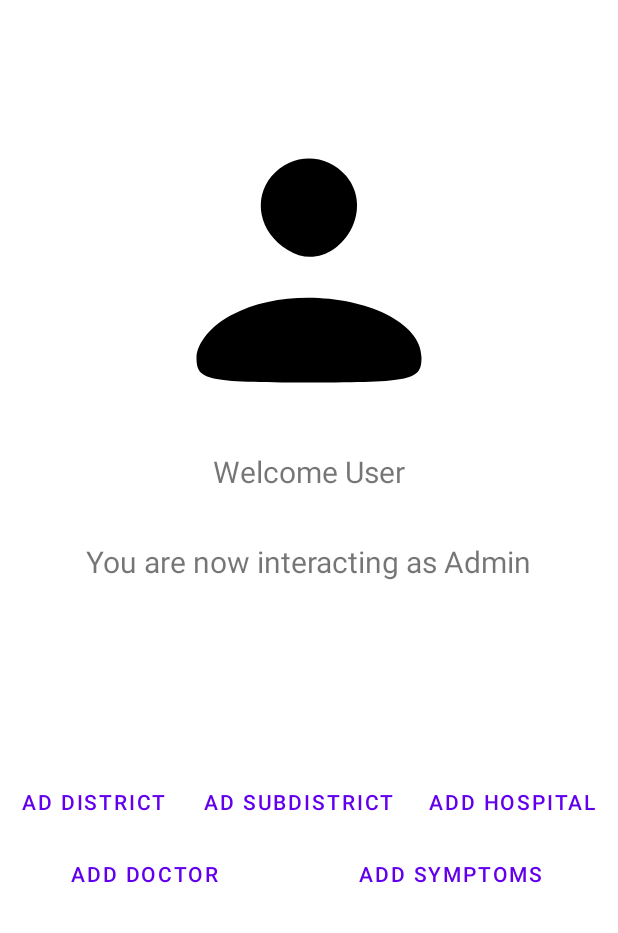
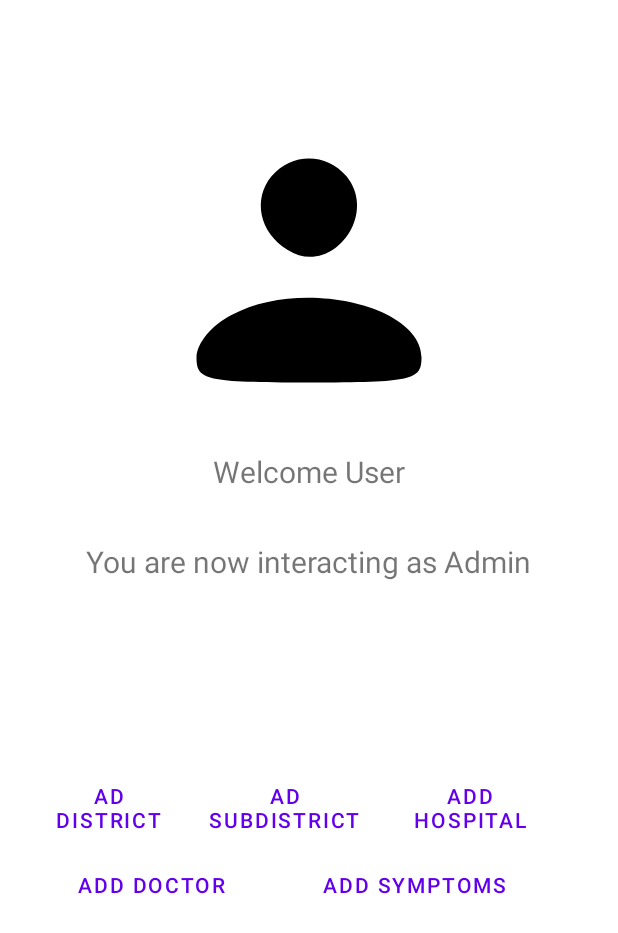
Before and after one commit to Nobabkh/EasyMediLife, an Android app: the layout welcomeadminpanel.xml on its own in the app's theme, with its tools: preview values and no code run, on a phone screen of 412 x 824 dp. Shown: the top 933 px of the screen. Run offline under Robolectric (Android 15) with nearby library versions, the phone set to English and light mode, and no system bars.

```diff
--- a/app/src/main/java/com/aoop_p/easymedilife/dbmanager/DBManager.java
+++ b/app/src/main/java/com/aoop_p/easymedilife/dbmanager/DBManager.java
@@ -472,4 +472,5 @@ public class DBManager {
         return fullline.toString().equalsIgnoreCase("true");
     }
 
+
 }
--- a/app/src/main/res/layout/activity_login.xml
+++ b/app/src/main/res/layout/activity_login.xml
@@ -41,7 +41,7 @@
         app:layout_constraintStart_toStartOf="parent"
         app:layout_constraintTop_toTopOf="parent"
         app:layout_constraintVertical_bias="0.51"
-        app:startIconDrawable="@drawable/ic_lock">
+        app:startIconDrawable="@android:drawable/ic_lock_lock">
 
         <com.google.android.material.textfield.TextInputEditText
             android:id="@+id/editTextTextPassword"
--- a/app/src/main/res/layout/welcomeadminpanel.xml
+++ b/app/src/main/res/layout/welcomeadminpanel.xml
@@ -42,7 +42,7 @@
         app:layout_constraintVertical_bias="0.06999999" />
 
     <TableLayout
-        android:layout_width="408dp"
+        android:layout_width="350dp"
         android:layout_height="313dp"
         app:layout_constraintBottom_toBottomOf="parent"
         app:layout_constraintEnd_toEndOf="parent"
@@ -53,53 +53,53 @@
 
         <TableRow
             android:layout_width="match_parent"
-            android:layout_height="match_parent" >
+            android:layout_height="match_parent">
 
             <Button
                 android:id="@+id/button6"
-                android:layout_weight="1"
+                style="?android:attr/buttonBarButtonStyle"
                 android:layout_width="wrap_content"
                 android:layout_height="wrap_content"
-                android:text="@string/add_dis"
-                style="?android:attr/buttonBarButtonStyle" />
+                android:layout_weight="1"
+                android:text="@string/add_dis" />
 
             <Button
                 android:id="@+id/button7"
-                android:layout_weight="1"
+                style="?android:attr/buttonBarButtonStyle"
                 android:layout_width="wrap_content"
                 android:layout_height="wrap_content"
-                android:text="@string/add_subdis"
-                style="?android:attr/buttonBarButtonStyle" />
+                android:layout_weight="1"
+                android:text="@string/add_subdis" />
 
             <Button
                 android:id="@+id/button8"
-                android:layout_weight="1"
+                style="?android:attr/buttonBarButtonStyle"
                 android:layout_width="wrap_content"
                 android:layout_height="wrap_content"
-                android:text="@string/addhos"
-                style="?android:attr/buttonBarButtonStyle" />
+                android:layout_weight="1"
+                android:text="@string/addhos" />
 
         </TableRow>
 
         <TableRow
             android:layout_width="match_parent"
-            android:layout_height="match_parent" >
+            android:layout_height="match_parent">
 
             <Button
                 android:id="@+id/button9"
-                android:layout_weight="1"
+                style="?android:attr/buttonBarButtonStyle"
                 android:layout_width="wrap_content"
                 android:layout_height="wrap_content"
-                android:text="@string/adddoctor"
-                style="?android:attr/buttonBarButtonStyle" />
+                android:layout_weight="1"
+                android:text="@string/adddoctor" />
 
             <Button
                 android:id="@+id/button10"
-                android:layout_weight="1"
+                style="?android:attr/buttonBarButtonStyle"
                 android:layout_width="wrap_content"
                 android:layout_height="wrap_content"
-                android:text="@string/addsymp"
-                style="?android:attr/buttonBarButtonStyle" />
+                android:layout_weight="1"
+                android:text="@string/addsymp" />
         </TableRow>
 
     </TableLayout>
--- /dev/null
+++ b/app/src/main/res/layout/welcomeuser.xml
@@ -0,0 +1,6 @@
+<?xml version="1.0" encoding="utf-8"?>
+<androidx.constraintlayout.widget.ConstraintLayout xmlns:android="http://schemas.android.com/apk/res/android"
+    android:layout_width="match_parent"
+    android:layout_height="match_parent">
+
+</androidx.constraintlayout.widget.ConstraintLayout>
--- a/app/src/main/res/values/strings.xml
+++ b/app/src/main/res/values/strings.xml
@@ -32,6 +32,7 @@
     <string name="addhos">Add Hospital</string>
     <string name="adddoctor">Add Doctor</string>
     <string name="addsymp">Add symptoms</string>
+    <string name="e_mail">E-mail:</string>
 
 
 </resources>
```
Also changed, not shown: app/src/main/java/com/aoop_p/easymedilife/AddDistrict.java (+14 -1 lines), app/src/main/java/com/aoop_p/easymedilife/Login.java (+24 -4 lines), app/src/main/java/com/aoop_p/easymedilife/Registration.java (+7 -2 lines), app/src/main/res/layout/activity_registration.xml (+13 -2 lines).
